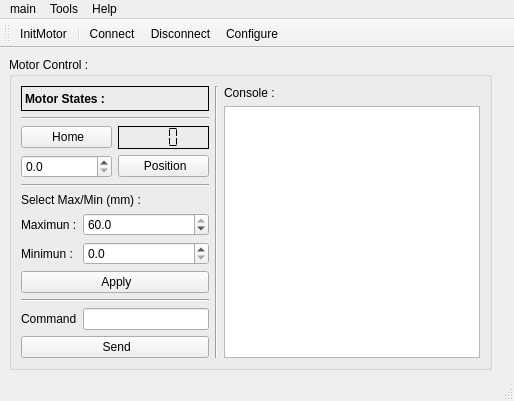
This is mainwindow.ui in axpaul/QtGrblInterface as Qt 5 draws it before an edit. The edited form follows.
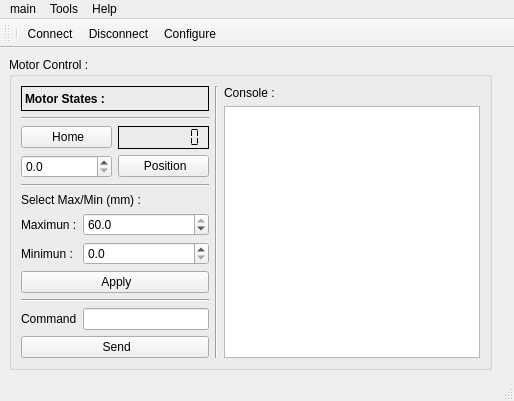
This is the edited form. Icons and pictures are not drawn. Custom widgets are drawn as their Qt base class.

Commit message: class motor Run

```diff
--- a/mainwindow.ui
+++ b/mainwindow.ui
@@ -100,14 +100,20 @@
                 <enum>QFrame::Plain</enum>
                </property>
                <property name="smallDecimalPoint">
-                <bool>false</bool>
+                <bool>true</bool>
                </property>
                <property name="digitCount">
-                <number>3</number>
+                <number>7</number>
                </property>
                <property name="segmentStyle">
                 <enum>QLCDNumber::Flat</enum>
                </property>
+               <property name="value" stdset="0">
+                <double>0.000000000000000</double>
+               </property>
+               <property name="intValue" stdset="0">
+                <number>0</number>
+               </property>
               </widget>
              </item>
             </layout>
@@ -332,7 +338,6 @@
    <attribute name="toolBarBreak">
     <bool>false</bool>
    </attribute>
-   <addaction name="actionInitMotor"/>
    <addaction name="separator"/>
    <addaction name="actionConnect"/>
    <addaction name="actionDisconnect"/>
@@ -401,15 +406,6 @@
     <string>Clear</string>
    </property>
   </action>
-  <action name="actionInitMotor">
-   <property name="icon">
-    <iconset resource="icone.qrc">
-     <normaloff>:/iconeMotor/icone/reset.png</normaloff>:/iconeMotor/icone/reset.png</iconset>
-   </property>
-   <property name="text">
-    <string>InitMotor</string>
-   </property>
-  </action>
  </widget>
  <customwidgets>
   <customwidget>
```
Left out of the diff: 1 changed line with no effect on the pictures. The commit also changes 6 other files.
